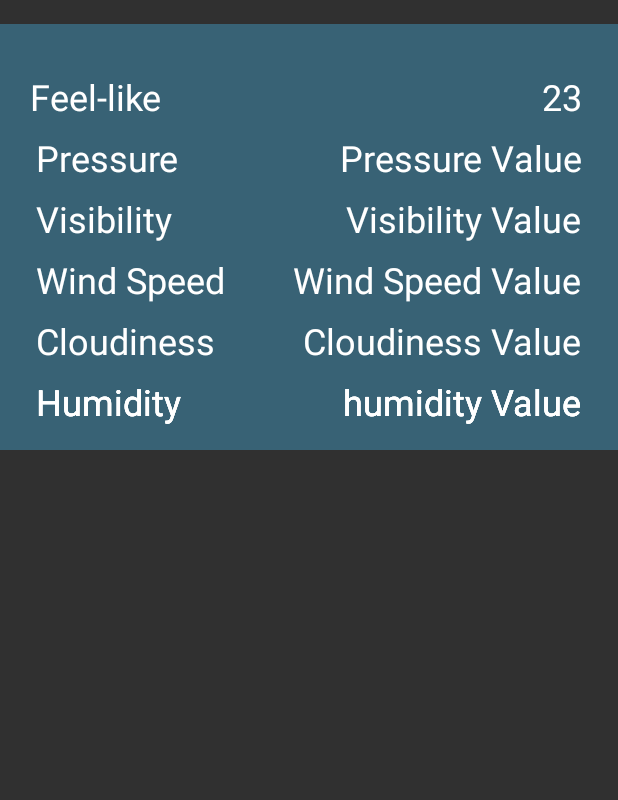
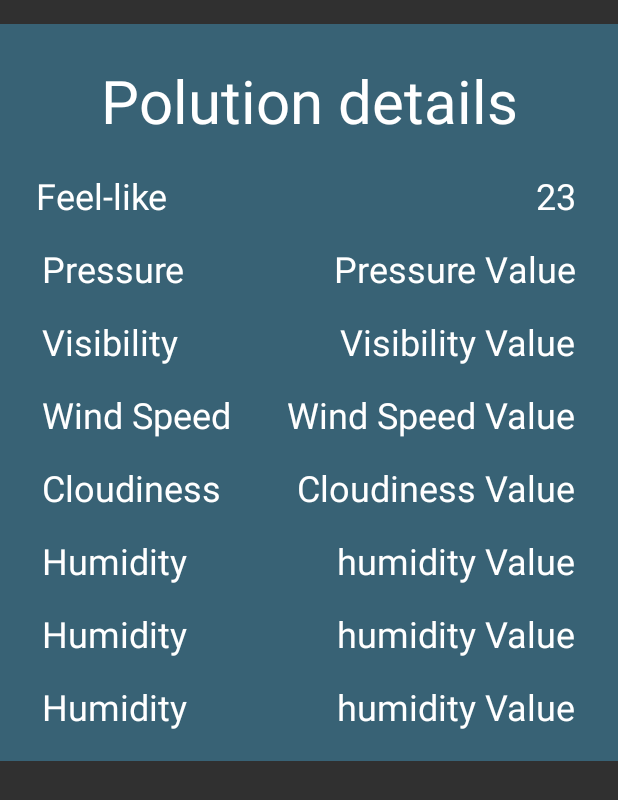
Before and after one commit to Filipm1996/WeatherApp, an Android app: the layout fragment_polution_details.xml on its own in the app's theme, with its tools: preview values and no code run, on a phone screen of 412 x 824 dp. Shown: the top 800 px of the screen. Run offline under Robolectric (Android 15) with nearby library versions, the phone set to English and light mode, and no system bars.

Commit message:
polution details added v2

```diff
--- a/app/build.gradle
+++ b/app/build.gradle
@@ -45,6 +45,8 @@ android {
 }
 
 dependencies {
+
+    implementation 'com.android.databinding:viewbinding:7.2.2'
     implementation 'androidx.fragment:fragment-ktx:1.5.2'
     implementation 'androidx.lifecycle:lifecycle-viewmodel-ktx:2.5.1'
     implementation 'androidx.core:core-ktx:1.8.0'
--- a/app/src/main/java/com/example/weatherapp/data/network/WeatherApiRepository.kt
+++ b/app/src/main/java/com/example/weatherapp/data/network/WeatherApiRepository.kt
@@ -24,8 +24,6 @@ interface WeatherApiRepository {
 
     suspend fun getPolutionDetails(
         lat: Double,
-        lon: Double,
-        start: String,
-        end : String
+        lon: Double
     ) : Resource<PolutionDetails>
 }
--- a/app/src/main/java/com/example/weatherapp/data/network/api/ApiService.kt
+++ b/app/src/main/java/com/example/weatherapp/data/network/api/ApiService.kt
@@ -4,7 +4,6 @@ import com.example.weatherapp.data.network.entities.coordinates.CoordinatesRespo
 import com.example.weatherapp.data.network.entities.polution.PolutionResponse
 import com.example.weatherapp.data.network.entities.weather.current.CurrentWeatherResponse
 import com.example.weatherapp.data.network.entities.weather.hourly.HourlyResponse
-import com.example.weatherapp.domain.model.PolutionDetails
 import retrofit2.http.GET
 import retrofit2.http.Query
 
@@ -25,11 +24,9 @@ interface ApiService {
         @Query("lon") lon: Double,
     ) : HourlyResponse
 
-    @GET("data/2.5/air_pollution/history")
+    @GET("data/2.5/air_pollution")
     suspend fun getPolutionDetails(
         @Query("lat") lat: Double,
         @Query("lon") lon: Double,
-        @Query("start") start: String,
-        @Query("end") end: String,
         ) : PolutionResponse
 }
--- a/app/src/main/java/com/example/weatherapp/data/network/entities/polution/Components.kt
+++ b/app/src/main/java/com/example/weatherapp/data/network/entities/polution/Components.kt
@@ -3,7 +3,7 @@ package com.example.weatherapp.data.network.entities.polution
 data class Components(
     val co: Double,
     val nh3: Double,
-    val no: Double,
+    val no: Int,
     val no2: Double,
     val o3: Double,
     val pm10: Double,
--- /dev/null
+++ b/app/src/main/java/com/example/weatherapp/data/network/entities/polution/Coord.kt
@@ -0,0 +1,6 @@
+package com.example.weatherapp.data.network.entities.polution
+
+data class Coord(
+    val lat: Double,
+    val lon: Double
+)
--- a/app/src/main/java/com/example/weatherapp/data/network/entities/polution/Item.kt
+++ b/app/src/main/java/com/example/weatherapp/data/network/entities/polution/Item.kt
@@ -2,15 +2,15 @@ package com.example.weatherapp.data.network.entities.polution
 
 import com.example.weatherapp.domain.model.PolutionDetails
 
-data class Item (
+data class Item(
     val components: Components,
     val dt: Int,
     val main: Main
 ) {
-    fun map() : PolutionDetails{
+    fun map(): PolutionDetails {
         return PolutionDetails(
             components.co,
-            components.no,
+            components.no.toDouble(),
             components.no2,
             components.o3,
             components.so2,
--- a/app/src/main/java/com/example/weatherapp/data/network/entities/polution/PolutionResponse.kt
+++ b/app/src/main/java/com/example/weatherapp/data/network/entities/polution/PolutionResponse.kt
@@ -1,6 +1,7 @@
 package com.example.weatherapp.data.network.entities.polution
 
+
 data class PolutionResponse(
-    val coord: List<Int>,
+    val coord: Coord,
     val list: List<Item>
 )
--- a/app/src/main/java/com/example/weatherapp/domain/GetPolutionDetailsUseCase.kt
+++ b/app/src/main/java/com/example/weatherapp/domain/GetPolutionDetailsUseCase.kt
@@ -14,9 +14,7 @@ class GetPolutionDetailsUseCase @Inject constructor(
         val polutionDetails =
             weatherApiRepositoryImpl.getPolutionDetails(
                 input[0] as Double,
-                input[1] as Double,
-                input[2] as String,
-                input[3] as String
+                input[1] as Double
             )
 
         return when (polutionDetails) {
--- a/app/src/main/res/layout/fragment_city_weather_details.xml
+++ b/app/src/main/res/layout/fragment_city_weather_details.xml
@@ -24,7 +24,7 @@
             app:layout_constraintTop_toBottomOf="@id/city_weather_details_container"/>
 
         <Button
-            android:id="@+id/day16_weather_button"
+            android:id="@+id/polution_button"
             android:layout_width="wrap_content"
             android:layout_height="wrap_content"
             android:layout_marginTop="@dimen/margin_1.5x"
--- a/app/src/main/res/layout/fragment_polution_details.xml
+++ b/app/src/main/res/layout/fragment_polution_details.xml
@@ -1,7 +1,7 @@
 <?xml version="1.0" encoding="utf-8"?>
 <androidx.constraintlayout.widget.ConstraintLayout xmlns:android="http://schemas.android.com/apk/res/android"
+    xmlns:app="http://schemas.android.com/apk/res-auto"
     xmlns:tools="http://schemas.android.com/tools"
-    xmlns:app="http://schemas.android.com/apk/res-auto"
     android:id="@+id/city_weather_details_container"
     android:layout_width="match_parent"
     android:layout_height="wrap_content"
@@ -9,31 +9,43 @@
     android:background="@color/dark_marine_transparent"
     android:padding="@dimen/margin_default">
 
+    <TextView
+        android:id="@+id/polution_dialog_title"
+        android:layout_width="wrap_content"
+        android:layout_height="wrap_content"
+        android:text="@string/polution_details"
+        android:textColor="@color/white"
+        android:textSize="@dimen/text_size_title"
+        app:layout_constraintEnd_toEndOf="parent"
+        android:layout_margin="@dimen/margin_0.5x"
+        app:layout_constraintStart_toStartOf="parent"
+        app:layout_constraintTop_toTopOf="parent" />
 
     <TextView
         android:id="@+id/co_title"
-        app:layout_constraintStart_toStartOf="parent"
-        app:layout_constraintTop_toTopOf="parent"
         android:layout_width="wrap_content"
         android:layout_height="wrap_content"
         android:layout_marginStart="@dimen/margin_0.25x"
         android:layout_marginTop="@dimen/margin_default"
-        tools:text="@string/temperature_feel_like"
+        android:padding="@dimen/margin_0.25x"
         android:textColor="@color/white"
-        android:textSize="@dimen/text_size_default"/>
+        android:textSize="@dimen/text_size_default"
+        app:layout_constraintStart_toStartOf="parent"
+        app:layout_constraintTop_toBottomOf="@id/polution_dialog_title"
+        tools:text="@string/temperature_feel_like" />
 
     <TextView
         android:id="@+id/co_value"
-        app:layout_constraintEnd_toEndOf="parent"
-        app:layout_constraintTop_toTopOf="parent"
         android:layout_width="wrap_content"
         android:layout_height="wrap_content"
         android:layout_marginTop="@dimen/margin_default"
         android:layout_marginEnd="@dimen/margin_0.5x"
+        android:padding="@dimen/margin_0.25x"
         android:textColor="@color/white"
         android:textSize="@dimen/text_size_default"
+        app:layout_constraintEnd_toEndOf="parent"
+        app:layout_constraintTop_toBottomOf="@id/polution_dialog_title"
         tools:text="23" />
-
 
 
     <TextView
@@ -41,155 +53,168 @@
         android:layout_width="wrap_content"
         android:layout_height="wrap_content"
         android:layout_margin="@dimen/margin_0.5x"
-        tools:text="@string/pressure_title"
+        android:padding="@dimen/margin_0.25x"
         android:textColor="@color/white"
         android:textSize="@dimen/text_size_default"
         app:layout_constraintStart_toStartOf="parent"
-        app:layout_constraintTop_toBottomOf="@id/co_title" />
+        app:layout_constraintTop_toBottomOf="@id/co_title"
+        tools:text="@string/pressure_title" />
 
     <TextView
         android:id="@+id/no_value"
-        app:layout_constraintEnd_toEndOf="parent"
-        app:layout_constraintTop_toBottomOf="@id/co_value"
         android:layout_width="wrap_content"
         android:layout_height="wrap_content"
         android:layout_margin="@dimen/margin_0.5x"
+        android:padding="@dimen/margin_0.25x"
         android:textColor="@color/white"
         android:textSize="@dimen/text_size_default"
+        app:layout_constraintEnd_toEndOf="parent"
+        app:layout_constraintTop_toBottomOf="@id/co_value"
         tools:text="Pressure Value" />
 
     <TextView
         android:id="@+id/no2_title"
-        app:layout_constraintStart_toStartOf="parent"
-        app:layout_constraintTop_toBottomOf="@id/no_value"
         android:layout_width="wrap_content"
         android:layout_height="wrap_content"
         android:layout_margin="@dimen/margin_0.5x"
-        tools:text="@string/visibility_title"
+        android:padding="@dimen/margin_0.25x"
         android:textColor="@color/white"
-        android:textSize="@dimen/text_size_default" />
+        android:textSize="@dimen/text_size_default"
+        app:layout_constraintStart_toStartOf="parent"
+        app:layout_constraintTop_toBottomOf="@id/no_value"
+        tools:text="@string/visibility_title" />
 
     <TextView
         android:id="@+id/no2_value"
-        app:layout_constraintEnd_toEndOf="parent"
-        app:layout_constraintTop_toBottomOf="@id/no_value"
         android:layout_width="wrap_content"
         android:layout_height="wrap_content"
         android:layout_margin="@dimen/margin_0.5x"
+        android:padding="@dimen/margin_0.25x"
         android:textColor="@color/white"
         android:textSize="@dimen/text_size_default"
+        app:layout_constraintEnd_toEndOf="parent"
+        app:layout_constraintTop_toBottomOf="@id/no_value"
         tools:text="Visibility Value" />
 
     <TextView
         android:id="@+id/o3_title"
-        app:layout_constraintStart_toStartOf="parent"
-
-        app:layout_constraintTop_toBottomOf="@id/no2_title"
         android:layout_width="wrap_content"
         android:layout_height="wrap_content"
         android:layout_margin="@dimen/margin_0.5x"
-        tools:text="@string/wind_speed_title"
+        android:padding="@dimen/margin_0.25x"
         android:textColor="@color/white"
-        android:textSize="@dimen/text_size_default" />
+        android:textSize="@dimen/text_size_default"
+        app:layout_constraintStart_toStartOf="parent"
+        app:layout_constraintTop_toBottomOf="@id/no2_title"
+        tools:text="@string/wind_speed_title" />
 
     <TextView
         android:id="@+id/o3_value"
-        app:layout_constraintEnd_toEndOf="parent"
-        app:layout_constraintTop_toBottomOf="@id/no2_title"
         android:layout_width="wrap_content"
         android:layout_height="wrap_content"
         android:layout_margin="@dimen/margin_0.5x"
+        android:padding="@dimen/margin_0.25x"
         android:textColor="@color/white"
         android:textSize="@dimen/text_size_default"
+        app:layout_constraintEnd_toEndOf="parent"
+        app:layout_constraintTop_toBottomOf="@id/no2_title"
         tools:text="Wind Speed Value" />
 
 
     <TextView
         android:id="@+id/so2_title"
-        app:layout_constraintStart_toStartOf="parent"
-        app:layout_constraintTop_toBottomOf="@id/o3_title"
         android:layout_width="wrap_content"
         android:layout_height="wrap_content"
         android:layout_margin="@dimen/margin_0.5x"
-        tools:text="@string/cloudiness_title"
+        android:padding="@dimen/margin_0.25x"
         android:textColor="@color/white"
-        android:textSize="@dimen/text_size_default" />
+        android:textSize="@dimen/text_size_default"
+        app:layout_constraintStart_toStartOf="parent"
+        app:layout_constraintTop_toBottomOf="@id/o3_title"
+        tools:text="@string/cloudiness_title" />
 
     <TextView
         android:id="@+id/so2_value"
-        app:layout_constraintEnd_toEndOf="parent"
-        app:layout_constraintTop_toBottomOf="@id/o3_value"
         android:layout_width="wrap_content"
         android:layout_height="wrap_content"
         android:layout_margin="@dimen/margin_0.5x"
+        android:padding="@dimen/margin_0.25x"
         android:textColor="@color/white"
         android:textSize="@dimen/text_size_default"
+        app:layout_constraintEnd_toEndOf="parent"
+        app:layout_constraintTop_toBottomOf="@id/o3_value"
         tools:text="Cloudiness Value" />
 
     <TextView
         android:id="@+id/pm25_title"
-        app:layout_constraintStart_toStartOf="parent"
-        app:layout_constraintTop_toBottomOf="@id/so2_title"
         android:layout_width="wrap_content"
         android:layout_height="wrap_content"
         android:layout_margin="@dimen/margin_0.5x"
-        tools:text="@string/humidity_title"
+        android:padding="@dimen/margin_0.25x"
         android:textColor="@color/white"
-        android:textSize="@dimen/text_size_default" />
+        android:textSize="@dimen/text_size_default"
+        app:layout_constraintStart_toStartOf="parent"
+        app:layout_constraintTop_toBottomOf="@id/so2_title"
+        tools:text="@string/humidity_title" />
 
     <TextView
         android:id="@+id/pm25_value"
-        app:layout_constraintEnd_toEndOf="parent"
-        app:layout_constraintTop_toBottomOf="@id/so2_value"
         android:layout_width="wrap_content"
         android:layout_height="wrap_content"
         android:layout_margin="@dimen/margin_0.5x"
+        android:padding="@dimen/margin_0.25x"
         android:textColor="@color/white"
         android:textSize="@dimen/text_size_default"
+        app:layout_constraintEnd_toEndOf="parent"
+        app:layout_constraintTop_toBottomOf="@id/so2_value"
         tools:text="humidity Value" />
 
     <TextView
         android:id="@+id/pm10_title"
-        app:layout_constraintStart_toStartOf="parent"
-        app:layout_constraintTop_toBottomOf="@id/so2_title"
         android:layout_width="wrap_content"
         android:layout_height="wrap_content"
         android:layout_margin="@dimen/margin_0.5x"
-        tools:text="@string/humidity_title"
+        android:padding="@dimen/margin_0.25x"
         android:textColor="@color/white"
-        android:textSize="@dimen/text_size_default" />
+        android:textSize="@dimen/text_size_default"
+        app:layout_constraintStart_toStartOf="parent"
+        app:layout_constraintTop_toBottomOf="@id/pm25_title"
+        tools:text="@string/humidity_title" />
 
     <TextView
         android:id="@+id/pm10_value"
-        app:layout_constraintEnd_toEndOf="parent"
-        app:layout_constraintTop_toBottomOf="@id/so2_value"
         android:layout_width="wrap_content"
         android:layout_height="wrap_content"
         android:layout_margin="@dimen/margin_0.5x"
+        android:padding="@dimen/margin_0.25x"
         android:textColor="@color/white"
         android:textSize="@dimen/text_size_default"
+        app:layout_constraintEnd_toEndOf="parent"
+        app:layout_constraintTop_toBottomOf="@id/pm25_value"
         tools:text="humidity Value" />
 
     <TextView
         android:id="@+id/nh3_title"
-        app:layout_constraintStart_toStartOf="parent"
-        app:layout_constraintTop_toBottomOf="@id/so2_title"
         android:layout_width="wrap_content"
         android:layout_height="wrap_content"
         android:layout_margin="@dimen/margin_0.5x"
+        android:padding="@dimen/margin_0.25x"
         android:text="@string/humidity_title"
         android:textColor="@color/white"
-        android:textSize="@dimen/text_size_default" />
+        android:textSize="@dimen/text_size_default"
+        app:layout_constraintStart_toStartOf="parent"
+        app:layout_constraintTop_toBottomOf="@id/pm10_title" />
 
     <TextView
         android:id="@+id/nh3_value"
-        app:layout_constraintEnd_toEndOf="parent"
-        app:layout_constraintTop_toBottomOf="@id/so2_value"
         android:layout_width="wrap_content"
         android:layout_height="wrap_content"
         android:layout_margin="@dimen/margin_0.5x"
+        android:padding="@dimen/margin_0.25x"
         android:textColor="@color/white"
         android:textSize="@dimen/text_size_default"
+        app:layout_constraintEnd_toEndOf="parent"
+        app:layout_constraintTop_toBottomOf="@id/pm10_value"
         tools:text="humidity Value" />
 
 </androidx.constraintlayout.widget.ConstraintLayout>
--- a/app/src/main/res/values/strings.xml
+++ b/app/src/main/res/values/strings.xml
@@ -24,4 +24,5 @@
     <string name="weather_description">Weather Description</string>
     <string name="hourly_weather_button">3 hours weather</string>
     <string name="polution">Polution indicators</string>
+    <string name="polution_details">Polution details</string>
 </resources>
```
Also changed, not shown: app/src/main/java/com/example/weatherapp/data/network/WeatherApiRepositoryImpl.kt (+3 -4 lines), app/src/main/java/com/example/weatherapp/features/polutiondetails/PolutionDetailsFragment.kt (deleted, +0 -42 lines), app/src/main/java/com/example/weatherapp/features/weatherdetails/CityWeatherDetailsFragment.kt (+23 -3 lines), app/src/main/java/com/example/weatherapp/features/weatherdetails/dialog/PolutionDetailsFragment.kt (added, +61 -0 lines), app/src/main/java/com/example/weatherapp/features/weatherdetails/viewmodel/CityWeatherDetailsViewModel.kt (+13 -4 lines).
